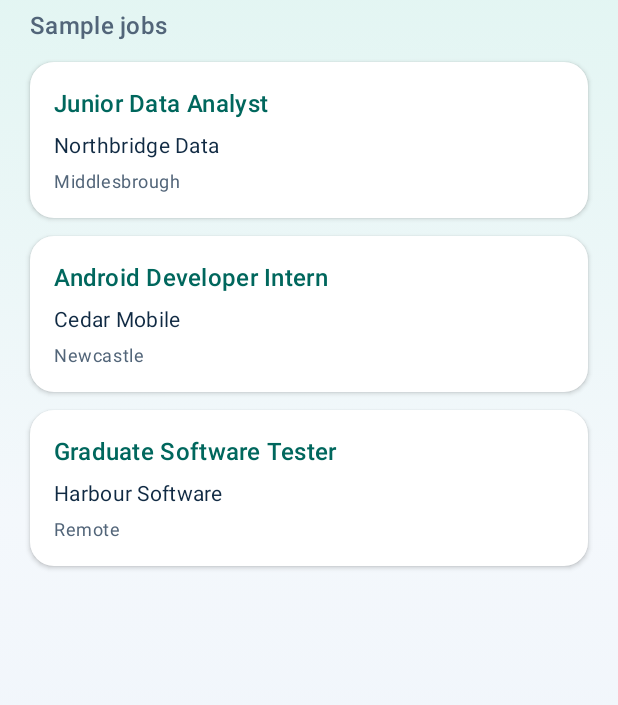
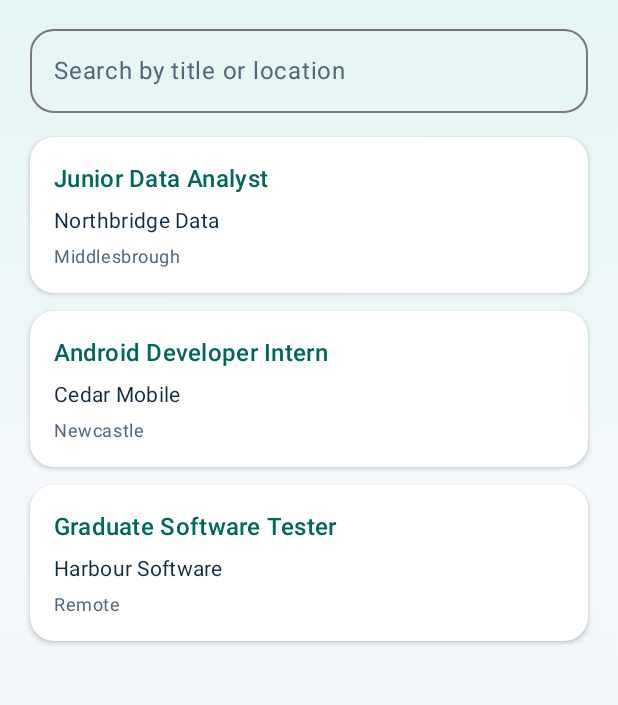
Before and after one commit to phanindrab716/NextHire, an Android app built with Jetpack Compose: the screen it shows after launch (MainActivity), on a phone screen of 412 x 824 dp, the part 97-802 px from its top. Run offline under Robolectric (Android 15) with nearby library versions, the phone set to English and light mode, and no system bars.

Commit message:
HomePage Updates

```diff
--- a/app/src/main/java/com/example/nexthire/ui/screens/HomePage.kt
+++ b/app/src/main/java/com/example/nexthire/ui/screens/HomePage.kt
@@ -6,6 +6,7 @@ import androidx.compose.foundation.layout.Column
 import androidx.compose.foundation.layout.PaddingValues
 import androidx.compose.foundation.layout.fillMaxSize
 import androidx.compose.foundation.layout.fillMaxWidth
+import androidx.compose.foundation.layout.imePadding
 import androidx.compose.foundation.layout.padding
 import androidx.compose.foundation.layout.safeDrawingPadding
 import androidx.compose.foundation.lazy.LazyColumn
@@ -14,8 +15,13 @@ import androidx.compose.foundation.shape.RoundedCornerShape
 import androidx.compose.material3.Card
 import androidx.compose.material3.CardDefaults
 import androidx.compose.material3.MaterialTheme
+import androidx.compose.material3.OutlinedTextField
 import androidx.compose.material3.Text
 import androidx.compose.runtime.Composable
+import androidx.compose.runtime.getValue
+import androidx.compose.runtime.mutableStateOf
+import androidx.compose.runtime.remember
+import androidx.compose.runtime.setValue
 import androidx.compose.ui.Modifier
 import androidx.compose.ui.text.font.FontWeight
 import androidx.compose.ui.unit.dp
@@ -35,34 +41,58 @@ private val sampleJobs = listOf(
 
 @Composable
 fun HomeScreen() {
+    var searchText by remember { mutableStateOf("") }
+    val query = searchText.trim()
+    val matchingJobs = sampleJobs.filter { job ->
+        query.isEmpty() ||
+                job.title.contains(query, ignoreCase = true) ||
+                job.location.contains(query, ignoreCase = true)
+    }
+
     val colours = MaterialTheme.colorScheme
     val typography = MaterialTheme.typography
 
-    LazyColumn(
+    Column(
         modifier = Modifier
             .fillMaxSize()
             .background(nextHireBackground())
-            .safeDrawingPadding(),
-        contentPadding = PaddingValues(horizontal = 20.dp, vertical = 24.dp),
-        verticalArrangement = Arrangement.spacedBy(12.dp)
+            .safeDrawingPadding()
+            .imePadding()
+            .padding(horizontal = 20.dp)
     ) {
-        item {
-            Column(verticalArrangement = Arrangement.spacedBy(6.dp)) {
         Text(
             text = "NextHire",
+            modifier = Modifier.padding(top = 24.dp, bottom = 12.dp),
             style = typography.headlineLarge,
             fontWeight = FontWeight.Bold,
             color = colours.onBackground
         )
+
+        OutlinedTextField(
+            value = searchText,
+            onValueChange = { searchText = it },
+            modifier = Modifier.fillMaxWidth(),
+            label = { Text("Search by title or location") },
+            singleLine = true,
+            shape = RoundedCornerShape(16.dp)
+        )
+
+        LazyColumn(
+            modifier = Modifier.weight(1f).fillMaxWidth(),
+            contentPadding = PaddingValues(vertical = 16.dp),
+            verticalArrangement = Arrangement.spacedBy(12.dp)
+        ) {
+            if (matchingJobs.isEmpty()) {
+                item {
                     Text(
-                    text = "Sample jobs",
-                    style = typography.titleMedium,
+                        text = "No matching jobs. Try a different title or location.",
+                        style = typography.bodyMedium,
                         color = colours.onSurfaceVariant
                     )
                 }
             }
 
-        items(sampleJobs) { job ->
+            items(matchingJobs) { job ->
                 Card(
                     modifier = Modifier.fillMaxWidth(),
                     shape = RoundedCornerShape(16.dp),
@@ -82,10 +112,7 @@ fun HomeScreen() {
                             fontWeight = FontWeight.SemiBold,
                             color = colours.primary
                         )
-                    Text(
-                        text = job.company,
-                        style = typography.bodyMedium
-                    )
+                        Text(job.company, style = typography.bodyMedium)
                         Text(
                             text = job.location,
                             style = typography.bodySmall,
@@ -96,3 +123,4 @@ fun HomeScreen() {
             }
         }
     }
+}
```
Lines whose indentation alone changed are shown as unchanged.
